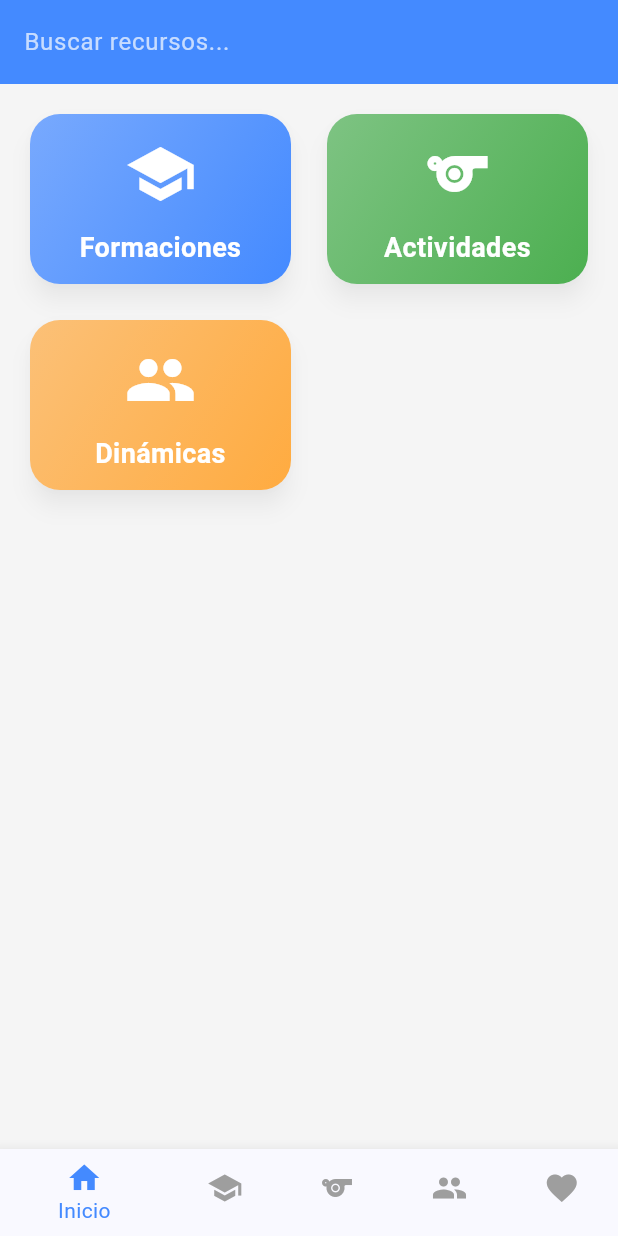
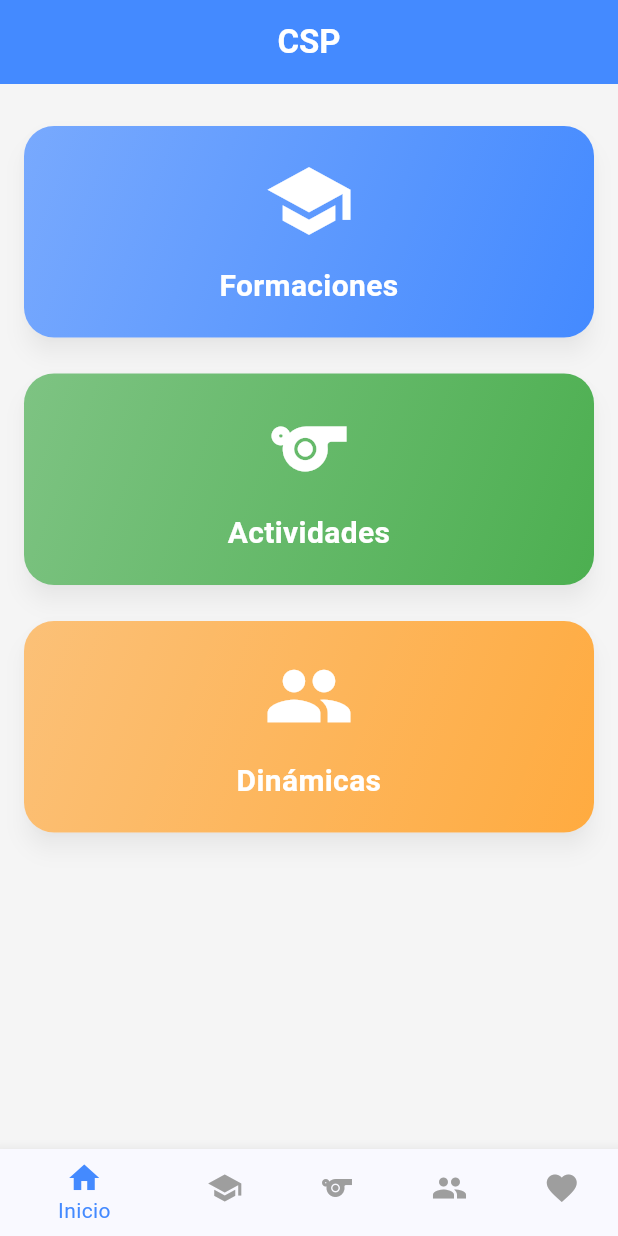
Before and after one commit to Jorgetr903/App_Recursos_Campamento, a Flutter app: the screen it shows after launch, on a phone screen of 412 x 824 dp. Run offline on Flutter 3.47's test engine with Material 3 defaults, Android fonts, the light colour scheme and no system bars; our stand-ins replace dio, flutter_staggered_animations, hive_flutter, just_audio, share_plus, video_player; missing offline and left inert: syncfusion_flutter_pdfviewer; accounts and stored records are empty.

Commit message:
Modificación pantalla principal

```diff
--- a/frontend/lib/screens/actividades_screen.dart
+++ b/frontend/lib/screens/actividades_screen.dart
@@ -14,17 +14,11 @@ class ActividadesScreen extends StatefulWidget {
 class _ActividadesScreenState extends State<ActividadesScreen> {
   int? selectedAnio;
   String? selectedMomento;
-  String? selectedSort = "recent"; // default
   String searchQuery = "";
   List<Recurso> recursos = [];
   bool loading = true;
 
   final momentos = ["Mañana", "Tarde", "Velada", "Olimpiada"];
-  final sortOptions = {
-    "recent": "Más recientes",
-    "oldest": "Más antiguos",
-    "alpha": "Alfabético",
-  };
 
   @override
   void initState() {
@@ -40,7 +34,6 @@ class _ActividadesScreenState extends State<ActividadesScreen> {
         anio: selectedAnio,
         momento: selectedMomento,
         q: searchQuery.isNotEmpty ? searchQuery : null,
-        sort: selectedSort,
         page: 1,
         limit: 50,
       );
@@ -116,19 +109,6 @@ class _ActividadesScreenState extends State<ActividadesScreen> {
                     fetchRecursos();
                   },
                 ),
-                DropdownButton<String>(
-                  value: selectedSort,
-                  items: sortOptions.entries
-                      .map((e) => DropdownMenuItem(
-                            value: e.key,
-                            child: Text(e.value),
-                          ))
-                      .toList(),
-                  onChanged: (v) {
-                    setState(() => selectedSort = v);
-                    fetchRecursos();
-                  },
-                ),
               ],
             ),
           ),
--- a/frontend/lib/screens/dashboard_screen.dart
+++ b/frontend/lib/screens/dashboard_screen.dart
@@ -17,52 +17,33 @@ class _DashboardScreenState extends State<DashboardScreen> {
     _DashboardItem('Dinámicas', Icons.group, Colors.orangeAccent, 3),
   ];
 
-  String searchQuery = '';
-
   @override
   Widget build(BuildContext context) {
-    final filteredItems = allItems
-        .where((item) => item.title.toLowerCase().contains(searchQuery.toLowerCase()))
-        .toList();
-
     return Scaffold(
       backgroundColor: const Color(0xFFF5F5F5),
       appBar: AppBar(
         backgroundColor: Colors.blueAccent,
-        title: TextField(
-          decoration: const InputDecoration(
-            hintText: "Buscar recursos...",
-            border: InputBorder.none,
-            hintStyle: TextStyle(color: Colors.white70),
+        centerTitle: true,
+        title: const Text(
+          "CSP",
+          style: TextStyle(
+            color: Colors.white,
+            fontWeight: FontWeight.bold,
           ),
-          style: const TextStyle(color: Colors.white),
-          onChanged: (query) {
-            setState(() => searchQuery = query);
-          },
         ),
-        centerTitle: true,
       ),
       body: Padding(
         padding: const EdgeInsets.all(16.0),
         child: AnimationLimiter(
-          child: GridView.builder(
-            gridDelegate: const SliverGridDelegateWithFixedCrossAxisCount(
-              crossAxisCount: 2,
-              mainAxisSpacing: 16,
-              crossAxisSpacing: 16,
-              childAspectRatio: 3 / 2,
-            ),
-            itemCount: filteredItems.length,
+          child: ListView.builder(
+            itemCount: allItems.length,
             itemBuilder: (context, index) {
-              final item = filteredItems[index];
-              final box = Hive.box('favoritos');
-              final isFavorito = box.get(item.title, defaultValue: false);
-
-              return AnimationConfiguration.staggeredGrid(
+              final item = allItems[index];
+              return AnimationConfiguration.staggeredList(
                 position: index,
                 duration: const Duration(milliseconds: 400),
-                columnCount: 2,
-                child: ScaleAnimation(
+                child: SlideAnimation(
+                  verticalOffset: 50,
                   child: FadeInAnimation(
                     child: GestureDetector(
                       onTap: () {
@@ -74,8 +55,10 @@ class _DashboardScreenState extends State<DashboardScreen> {
                         ),
                         elevation: 6,
                         shadowColor: Colors.black26,
+                        margin: const EdgeInsets.symmetric(vertical: 12),
                         child: Container(
-                          padding: const EdgeInsets.all(16),
+                          width: double.infinity, // ocupa todo el ancho
+                          padding: const EdgeInsets.all(20),
                           decoration: BoxDecoration(
                             borderRadius: BorderRadius.circular(20),
                             gradient: LinearGradient(
@@ -87,13 +70,13 @@ class _DashboardScreenState extends State<DashboardScreen> {
                           child: Column(
                             mainAxisAlignment: MainAxisAlignment.center,
                             children: [
-                              Icon(item.icon, size: 48, color: Colors.white),
+                              Icon(item.icon, size: 60, color: Colors.white),
                               const SizedBox(height: 12),
                               Text(
                                 item.title,
                                 style: const TextStyle(
                                   color: Colors.white,
-                                  fontSize: 18,
+                                  fontSize: 20,
                                   fontWeight: FontWeight.bold,
                                 ),
                                 textAlign: TextAlign.center,
```
